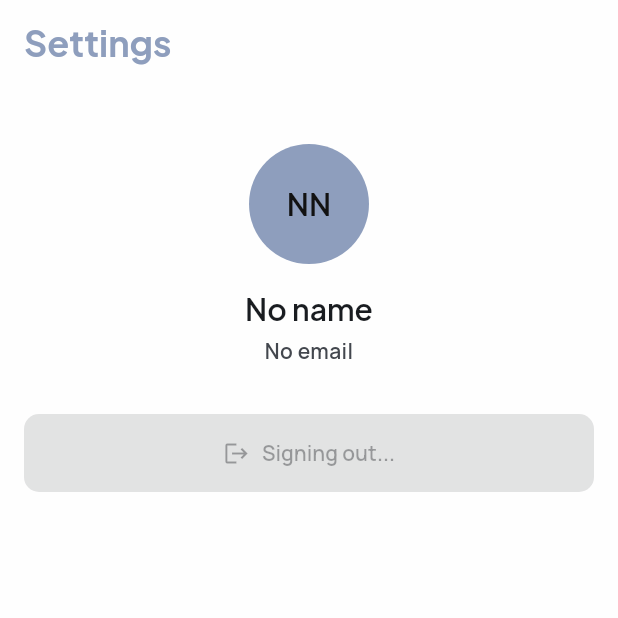
After one commit to bl4kcrow/succucare_app, a Flutter app: the SettingsScreen screen opened by its route, after a tap on "Sign Out", on a phone screen of 412 x 824 dp, the top half of it. The commit adds this screen. Run offline on Flutter 3.47's test engine with Material 3 defaults, Android fonts, the phone set to English and light mode, and no system bars; our stand-ins replace cached_network_image, cloud_firestore, firebase_auth, firebase_core, firebase_storage, flutter_dotenv and 8 more; accounts and stored records are empty; generated files the repository leaves out were written again.

Commit message:
Add logout feature

```diff
--- a/lib/features/auth/screens/screens.dart
+++ b/lib/features/auth/screens/screens.dart
@@ -1,3 +1,4 @@
 export 'login_screen.dart';
+export 'settings_screen.dart';
 export 'splash_screen.dart';
 export 'create_account_screen.dart';
--- /dev/null
+++ b/lib/features/auth/screens/settings_screen.dart
@@ -0,0 +1,113 @@
+import 'package:flutter/material.dart';
+import 'package:flutter_riverpod/flutter_riverpod.dart';
+
+import 'package:succucare_app/core/theme/app_colors.dart';
+import 'package:succucare_app/core/theme/insets.dart';
+import 'package:succucare_app/core/utils/custom_snack_bar_content.dart';
+import 'package:succucare_app/features/auth/providers/providers.dart';
+import 'package:succucare_app/features/garden/providers/providers.dart';
+
+class SettingsScreen extends ConsumerStatefulWidget {
+  const SettingsScreen({super.key});
+
+  @override
+  ConsumerState<SettingsScreen> createState() => _SettingsScreenState();
+}
+
+class _SettingsScreenState extends ConsumerState<SettingsScreen> {
+  bool _isSigningOut = false;
+
+  Future<void> _signOut() async {
+    setState(() => _isSigningOut = true);
+
+    try {
+      ref.invalidate(myGardenProvider);
+      await ref.read(authProvider.notifier).signOut();
+    } catch (error) {
+      if (!mounted) return;
+
+      setState(() => _isSigningOut = false);
+      ScaffoldMessenger.of(context).showSnackBar(
+        SnackBar(
+          content: CustomSnackBarContent(message: error.toString()),
+          behavior: SnackBarBehavior.floating,
+          backgroundColor: Colors.transparent,
+          elevation: 0,
+          showCloseIcon: true,
+          closeIconColor: AppColors.frenchRaspberry,
+        ),
+      );
+    }
+  }
+
+  String _initials(String name) {
+    final parts = name.trim().split(RegExp(r'\s+'));
+    if (parts.isEmpty || parts.first.isEmpty) return '?';
+    if (parts.length == 1) return parts.first.characters.first.toUpperCase();
+    return (parts.first.characters.first + parts.last.characters.first)
+        .toUpperCase();
+  }
+
+  @override
+  Widget build(BuildContext context) {
+    final colorScheme = Theme.of(context).colorScheme;
+    final textTheme = Theme.of(context).textTheme;
+    final user = ref.watch(authProvider).user;
+
+    return Scaffold(
+      appBar: AppBar(
+        title: Text(
+          'Settings',
+          style: textTheme.headlineMedium?.copyWith(color: colorScheme.primary),
+        ),
+      ),
+      body: SafeArea(
+        child: ListView(
+          padding: const EdgeInsets.all(Insets.medium),
+          children: [
+            const SizedBox(height: Insets.large),
+            Center(
+              child: CircleAvatar(
+                radius: 40,
+                backgroundColor: colorScheme.primary,
+                child: Text(
+                  _initials(user.name),
+                  style: textTheme.headlineSmall?.copyWith(
+                    color: colorScheme.onPrimary,
+                  ),
+                ),
+              ),
+            ),
+            const SizedBox(height: Insets.medium),
+            Text(
+              user.name,
+              textAlign: TextAlign.center,
+              style: textTheme.headlineSmall?.copyWith(
+                color: colorScheme.onSurface,
+              ),
+            ),
+            const SizedBox(height: Insets.xsmall),
+            Text(
+              user.email,
+              textAlign: TextAlign.center,
+              style: textTheme.bodyMedium?.copyWith(
+                color: colorScheme.onSurfaceVariant,
+              ),
+            ),
+            const SizedBox(height: Insets.extraLarge),
+            ElevatedButton.icon(
+              onPressed: _isSigningOut ? null : _signOut,
+              icon: const Icon(Icons.logout),
+              label: Text(_isSigningOut ? 'Signing out...' : 'Sign Out'),
+              style: ElevatedButton.styleFrom(
+                padding: const EdgeInsets.symmetric(
+                  vertical: Insets.medium,
+                ),
+              ),
+            ),
+          ],
+        ),
+      ),
+    );
+  }
+}
--- a/lib/features/garden/screens/my_garden_screen.dart
+++ b/lib/features/garden/screens/my_garden_screen.dart
@@ -2,6 +2,7 @@ import 'package:flutter/material.dart';
 import 'package:go_router/go_router.dart';
 import 'package:material_symbols_icons/symbols.dart';
 
+import 'package:succucare_app/core/routes/routes.dart';
 import 'package:succucare_app/features/garden/widgets/widgets.dart';
 
 enum GardenDestination { garden, scan, alerts }
@@ -36,7 +37,9 @@ class MyGardenScreen extends StatelessWidget {
   @override
   Widget build(BuildContext context) {
     return Scaffold(
-      appBar: GardenAppBar(),
+      appBar: GardenAppBar(
+        onSettingsPressed: () => context.goNamed(Routes.settings.name),
+      ),
       body: navigationShell,
       bottomNavigationBar: NavigationBar(
         selectedIndex: navigationShell.currentIndex,
```
Also changed, not shown: lib/core/routes/app_router.dart (+22 -6 lines), lib/features/auth/services/firebase_auth_service.dart (+13 -6 lines), lib/features/garden/widgets/garden_app_bar.dart (+10 -2 lines).
